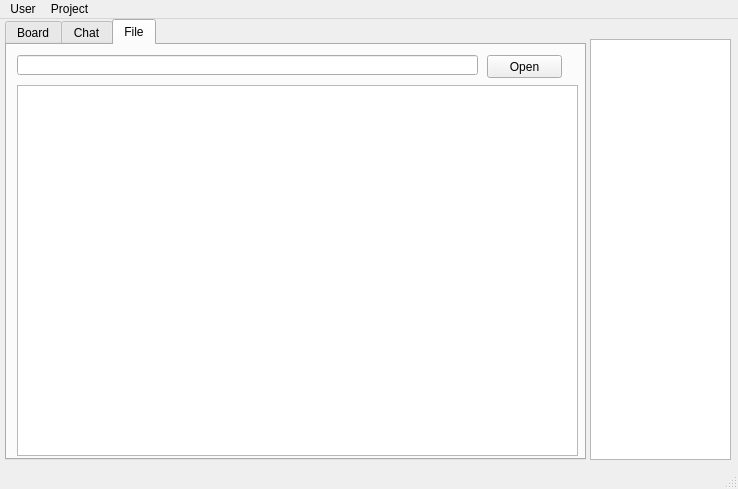
Old version of the form code/UI_Client.ui in the repository hahastudio/CodeCafe.
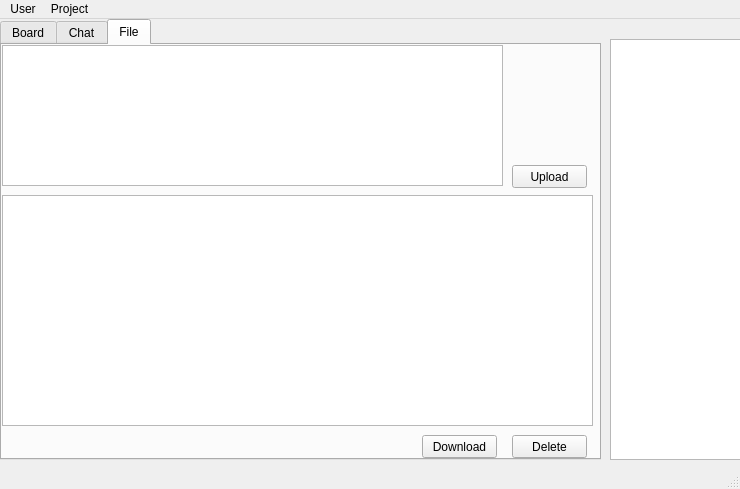
New version of the form. The open tabs and pages were chosen to show the change.

Commit message: developping feature: upload file

Patch:
```diff
--- a/code/UI_Client.ui
+++ b/code/UI_Client.ui
@@ -6,7 +6,7 @@
    <rect>
     <x>0</x>
     <y>0</y>
-    <width>738</width>
+    <width>740</width>
     <height>489</height>
    </rect>
   </property>
@@ -17,9 +17,9 @@
    <widget class="QTabWidget" name="tabWidget">
     <property name="geometry">
      <rect>
-      <x>5</x>
+      <x>0</x>
       <y>0</y>
-      <width>581</width>
+      <width>601</width>
       <height>441</height>
      </rect>
     </property>
@@ -168,33 +168,59 @@
      <widget class="QPushButton" name="OpenFileButton">
       <property name="geometry">
        <rect>
-        <x>480</x>
-        <y>10</y>
+        <x>510</x>
+        <y>120</y>
         <width>75</width>
         <height>23</height>
        </rect>
       </property>
       <property name="text">
-       <string>Open</string>
-      </property>
-     </widget>
-     <widget class="QLineEdit" name="pathEdit">
-      <property name="geometry">
-       <rect>
-        <x>10</x>
-        <y>10</y>
-        <width>461</width>
-        <height>20</height>
-       </rect>
+       <string>Upload</string>
       </property>
      </widget>
      <widget class="QListWidget" name="FileList">
       <property name="geometry">
        <rect>
-        <x>10</x>
-        <y>40</y>
-        <width>561</width>
-        <height>371</height>
+        <x>0</x>
+        <y>150</y>
+        <width>591</width>
+        <height>231</height>
+       </rect>
+      </property>
+     </widget>
+     <widget class="QPushButton" name="deleteButton">
+      <property name="geometry">
+       <rect>
+        <x>510</x>
+        <y>390</y>
+        <width>75</width>
+        <height>23</height>
+       </rect>
+      </property>
+      <property name="text">
+       <string>Delete</string>
+      </property>
+     </widget>
+     <widget class="QPushButton" name="downloadButton">
+      <property name="geometry">
+       <rect>
+        <x>420</x>
+        <y>390</y>
+        <width>75</width>
+        <height>23</height>
+       </rect>
+      </property>
+      <property name="text">
+       <string>Download</string>
+      </property>
+     </widget>
+     <widget class="QListWidget" name="uploadList">
+      <property name="geometry">
+       <rect>
+        <x>0</x>
+        <y>0</y>
+        <width>501</width>
+        <height>141</height>
        </rect>
       </property>
      </widget>
@@ -203,9 +229,9 @@
    <widget class="QListWidget" name="NameList">
     <property name="geometry">
      <rect>
-      <x>590</x>
+      <x>610</x>
       <y>20</y>
-      <width>141</width>
+      <width>131</width>
       <height>421</height>
      </rect>
     </property>
@@ -218,7 +244,7 @@
     <rect>
      <x>0</x>
      <y>0</y>
-     <width>738</width>
+     <width>740</width>
      <height>23</height>
     </rect>
    </property>
```
Left out of the diff: 62 changed lines with no effect on the pictures. The commit also changes 5 other files.
